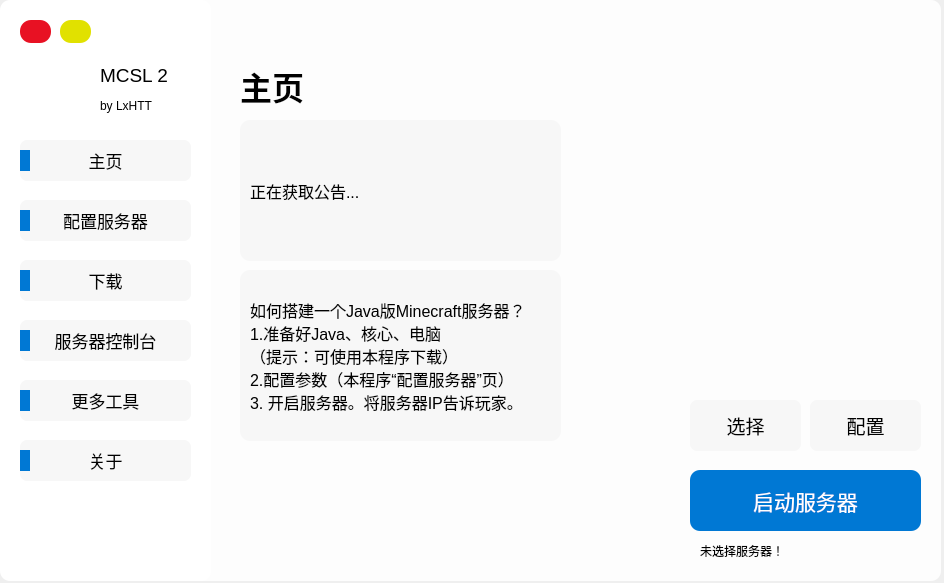
First picture: the form in Resources/QtUIFiles/MCSL2_MainWindow.ui, repository MCSLTeam/MCSL2, before the edit.
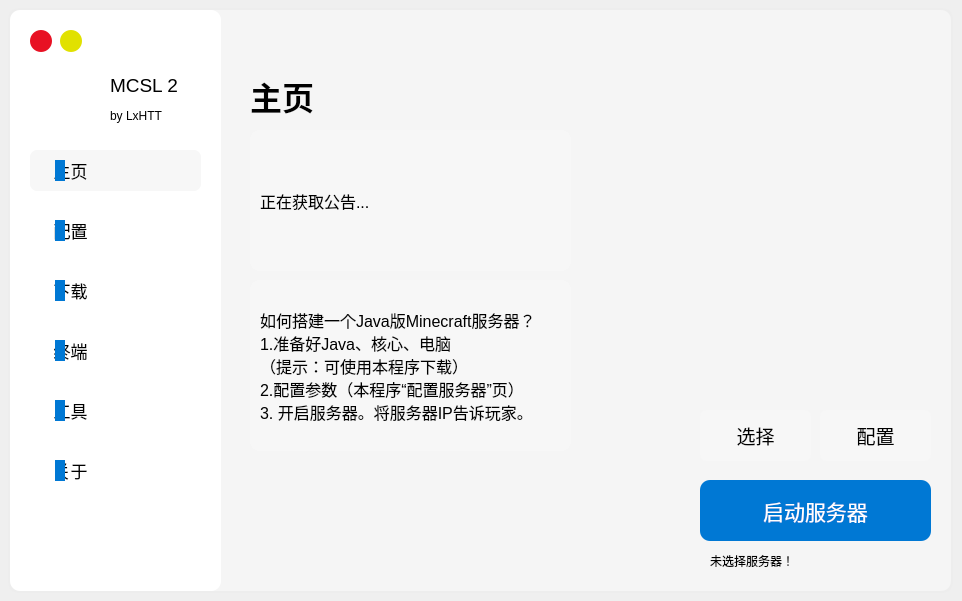
Second picture: the form after the edit. Icons and pictures are not drawn.

Commit message: 优化了导航栏、窗口控制UI，并带回了窗口透明。

```diff
--- a/Resources/QtUIFiles/MCSL2_MainWindow.ui
+++ b/Resources/QtUIFiles/MCSL2_MainWindow.ui
@@ -6,8 +6,8 @@
    <rect>
     <x>0</x>
     <y>0</y>
-    <width>944</width>
-    <height>583</height>
+    <width>962</width>
+    <height>601</height>
    </rect>
   </property>
   <property name="windowTitle">
@@ -28,8 +28,8 @@
    <widget class="QWidget" name="OptionsWidget" native="true">
     <property name="geometry">
      <rect>
-      <x>0</x>
-      <y>0</y>
+      <x>10</x>
+      <y>10</y>
       <width>211</width>
       <height>581</height>
      </rect>
@@ -39,8 +39,8 @@
       <rect>
        <x>20</x>
        <y>20</y>
-       <width>31</width>
-       <height>23</height>
+       <width>22</width>
+       <height>22</height>
       </rect>
      </property>
      <property name="cursor">
@@ -70,10 +70,10 @@
     <widget class="QPushButton" name="Minimize_PushButton">
      <property name="geometry">
       <rect>
-       <x>60</x>
+       <x>50</x>
        <y>20</y>
-       <width>31</width>
-       <height>23</height>
+       <width>22</width>
+       <height>22</height>
       </rect>
      </property>
      <property name="cursor">
@@ -124,22 +124,25 @@
      <property name="styleSheet">
       <string notr="true">QPushButton
 {
+	text-align: left;
 	background-color: rgb(247, 247, 247);
 	border-radius: 7px;
 }
 QPushButton:hover
 {
+	text-align: left;
 	background-color: rgb(243, 243, 243);
 	border-radius: 7px;
 }
 QPushButton:pressed
 {
+	text-align: left;
 	background-color: rgb(233, 233, 233);
 	border-radius: 7px;
 }</string>
      </property>
      <property name="text">
-      <string>主页</string>
+      <string>     主页</string>
      </property>
      <property name="checkable">
       <bool>false</bool>
@@ -150,6 +153,9 @@
      <property name="autoExclusive">
       <bool>false</bool>
      </property>
+     <property name="flat">
+      <bool>false</bool>
+     </property>
     </widget>
     <widget class="QPushButton" name="Config_Page_PushButton">
      <property name="enabled">
@@ -175,22 +181,25 @@
      <property name="styleSheet">
       <string notr="true">QPushButton
 {
-	background-color: rgb(247, 247, 247);
+	text-align: left;
+	background-color: rgb(255, 255, 255);
 	border-radius: 7px;
 }
 QPushButton:hover
 {
+	text-align: left;
 	background-color: rgb(243, 243, 243);
 	border-radius: 7px;
 }
 QPushButton:pressed
 {
+	text-align: left;
 	background-color: rgb(233, 233, 233);
 	border-radius: 7px;
 }</string>
      </property>
      <property name="text">
-      <string>配置服务器</string>
+      <string>     配置</string>
      </property>
      <property name="checkable">
       <bool>false</bool>
@@ -286,22 +295,25 @@
      <property name="styleSheet">
       <string notr="true">QPushButton
 {
-	background-color: rgb(247, 247, 247);
+	text-align: left;
+	background-color: rgb(255, 255, 255);
 	border-radius: 7px;
 }
 QPushButton:hover
 {
+	text-align: left;
 	background-color: rgb(243, 243, 243);
 	border-radius: 7px;
 }
 QPushButton:pressed
 {
+	text-align: left;
 	background-color: rgb(233, 233, 233);
 	border-radius: 7px;
 }</string>
      </property>
      <property name="text">
-      <string>下载</string>
+      <string>     下载</string>
      </property>
      <property name="checkable">
       <bool>false</bool>
@@ -337,22 +349,25 @@
      <property name="styleSheet">
       <string notr="true">QPushButton
 {
-	background-color: rgb(247, 247, 247);
+	text-align: left;
+	background-color: rgb(255, 255, 255);
 	border-radius: 7px;
 }
 QPushButton:hover
 {
+	text-align: left;
 	background-color: rgb(243, 243, 243);
 	border-radius: 7px;
 }
 QPushButton:pressed
 {
+	text-align: left;
 	background-color: rgb(233, 233, 233);
 	border-radius: 7px;
 }</string>
      </property>
      <property name="text">
-      <string>服务器控制台</string>
+      <string>     终端</string>
      </property>
      <property name="checkable">
       <bool>false</bool>
@@ -388,22 +403,25 @@
      <property name="styleSheet">
       <string notr="true">QPushButton
 {
-	background-color: rgb(247, 247, 247);
+	text-align: left;
+	background-color: rgb(255, 255, 255);
 	border-radius: 7px;
 }
 QPushButton:hover
 {
+	text-align: left;
 	background-color: rgb(243, 243, 243);
 	border-radius: 7px;
 }
 QPushButton:pressed
 {
+	text-align: left;
 	background-color: rgb(233, 233, 233);
 	border-radius: 7px;
 }</string>
      </property>
      <property name="text">
-      <string>更多工具</string>
+      <string>     工具</string>
      </property>
      <property name="checkable">
       <bool>false</bool>
@@ -439,22 +457,25 @@
      <property name="styleSheet">
       <string notr="true">QPushButton
 {
-	background-color: rgb(247, 247, 247);
+	text-align: left;
+	background-color: rgb(255, 255, 255);
 	border-radius: 7px;
 }
 QPushButton:hover
 {
+	text-align: left;
 	background-color: rgb(243, 243, 243);
 	border-radius: 7px;
 }
 QPushButton:pressed
 {
+	text-align: left;
 	background-color: rgb(233, 233, 233);
 	border-radius: 7px;
 }</string>
      </property>
      <property name="text">
-      <string>关于</string>
+      <string>     关于</string>
      </property>
      <property name="checkable">
       <bool>false</bool>
@@ -472,7 +493,7 @@
      </property>
      <property name="geometry">
       <rect>
-       <x>20</x>
+       <x>45</x>
        <y>150</y>
        <width>10</width>
        <height>21</height>
@@ -484,6 +505,9 @@
        <pointsize>12</pointsize>
       </font>
      </property>
+     <property name="cursor">
+      <cursorShape>PointingHandCursor</cursorShape>
+     </property>
      <property name="autoFillBackground">
       <bool>false</bool>
      </property>
@@ -501,7 +525,7 @@
     <widget class="QLabel" name="Blue2">
      <property name="geometry">
       <rect>
-       <x>20</x>
+       <x>45</x>
        <y>210</y>
        <width>10</width>
        <height>21</height>
@@ -513,6 +537,9 @@
        <pointsize>12</pointsize>
       </font>
      </property>
+     <property name="cursor">
+      <cursorShape>PointingHandCursor</cursorShape>
+     </property>
      <property name="autoFillBackground">
       <bool>false</bool>
      </property>
@@ -530,7 +557,7 @@
     <widget class="QLabel" name="Blue3">
      <property name="geometry">
       <rect>
-       <x>20</x>
+       <x>45</x>
        <y>270</y>
        <width>10</width>
        <height>21</height>
@@ -542,6 +569,9 @@
        <pointsize>12</pointsize>
       </font>
      </property>
+     <property name="cursor">
+      <cursorShape>PointingHandCursor</cursorShape>
+     </property>
      <property name="autoFillBackground">
       <bool>false</bool>
      </property>
@@ -559,7 +589,7 @@
     <widget class="QLabel" name="Blue4">
      <property name="geometry">
       <rect>
-       <x>20</x>
+       <x>45</x>
        <y>330</y>
        <width>10</width>
        <height>21</height>
@@ -571,6 +601,9 @@
        <pointsize>12</pointsize>
       </font>
      </property>
+     <property name="cursor">
+      <cursorShape>PointingHandCursor</cursorShape>
+     </property>
      <property name="autoFillBackground">
       <bool>false</bool>
      </property>
@@ -588,7 +621,7 @@
     <widget class="QLabel" name="Blue5">
      <property name="geometry">
       <rect>
-       <x>20</x>
+       <x>45</x>
        <y>390</y>
        <width>10</width>
        <height>21</height>
@@ -600,6 +633,9 @@
        <pointsize>12</pointsize>
       </font>
      </property>
+     <property name="cursor">
+      <cursorShape>PointingHandCursor</cursorShape>
+     </property>
      <property name="autoFillBackground">
       <bool>false</bool>
      </property>
@@ -617,7 +653,7 @@
     <widget class="QLabel" name="Blue6">
      <property name="geometry">
       <rect>
-       <x>20</x>
+       <x>45</x>
        <y>450</y>
        <width>10</width>
        <height>21</height>
@@ -629,6 +665,9 @@
        <pointsize>12</pointsize>
       </font>
      </property>
+     <property name="cursor">
+      <cursorShape>PointingHandCursor</cursorShape>
+     </property>
      <property name="autoFillBackground">
       <bool>false</bool>
      </property>
@@ -647,8 +686,8 @@
    <widget class="QStackedWidget" name="FunctionsStackedWidget">
     <property name="geometry">
      <rect>
-      <x>210</x>
-      <y>-20</y>
+      <x>220</x>
+      <y>-10</y>
       <width>731</width>
       <height>601</height>
      </rect>
@@ -3686,8 +3725,8 @@
    <widget class="QLabel" name="Background">
     <property name="geometry">
      <rect>
-      <x>0</x>
-      <y>0</y>
+      <x>10</x>
+      <y>10</y>
       <width>211</width>
       <height>581</height>
      </rect>
@@ -3703,19 +3742,39 @@
      <string/>
     </property>
    </widget>
+   <widget class="QLabel" name="Shadow">
+    <property name="geometry">
+     <rect>
+      <x>8</x>
+      <y>8</y>
+      <width>945</width>
+      <height>585</height>
+     </rect>
+    </property>
+    <property name="styleSheet">
+     <string notr="true">QLabel
+{
+	background-color: rgba(230, 230, 230, 15%);
+	border-radius: 10px
+}</string>
+    </property>
+    <property name="text">
+     <string/>
+    </property>
+   </widget>
    <widget class="QLabel" name="Background_2">
     <property name="geometry">
      <rect>
-      <x>120</x>
-      <y>0</y>
-      <width>821</width>
+      <x>200</x>
+      <y>10</y>
+      <width>751</width>
       <height>581</height>
      </rect>
     </property>
     <property name="styleSheet">
      <string notr="true">QLabel
 {
-	background-color: rgba(255, 255, 255,85%);
+	background-color: rgba(255, 255, 255, 55%);
 	border-radius: 10px
 }</string>
     </property>
@@ -3724,6 +3783,7 @@
     </property>
    </widget>
    <zorder>Background_2</zorder>
+   <zorder>Shadow</zorder>
    <zorder>Background</zorder>
    <zorder>OptionsWidget</zorder>
    <zorder>FunctionsStackedWidget</zorder>
```
Left out of the diff: 1 changed line with no effect on the pictures. The commit also changes 12 other files.
